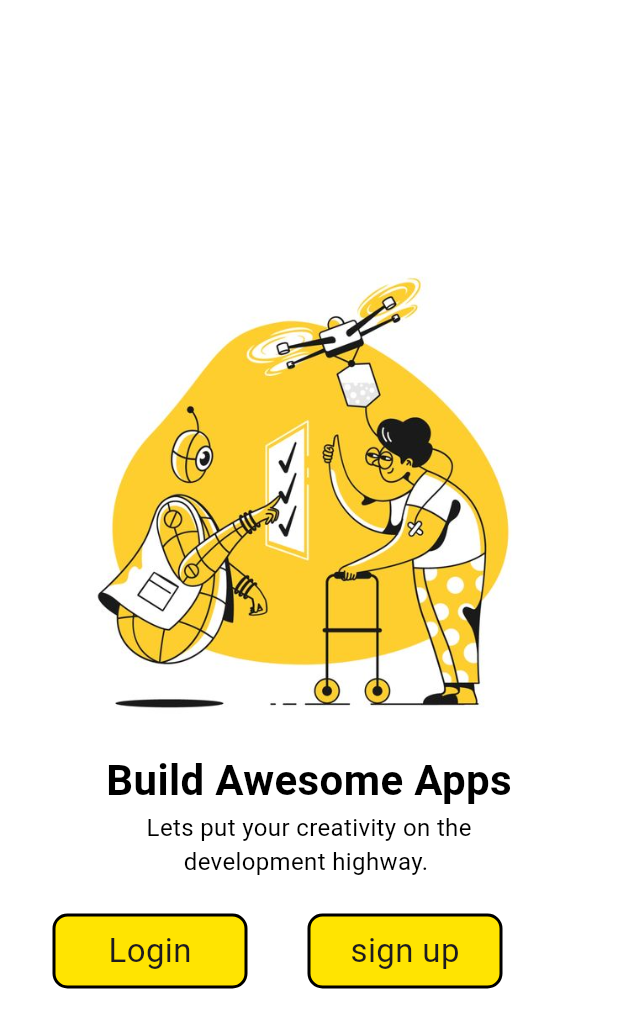
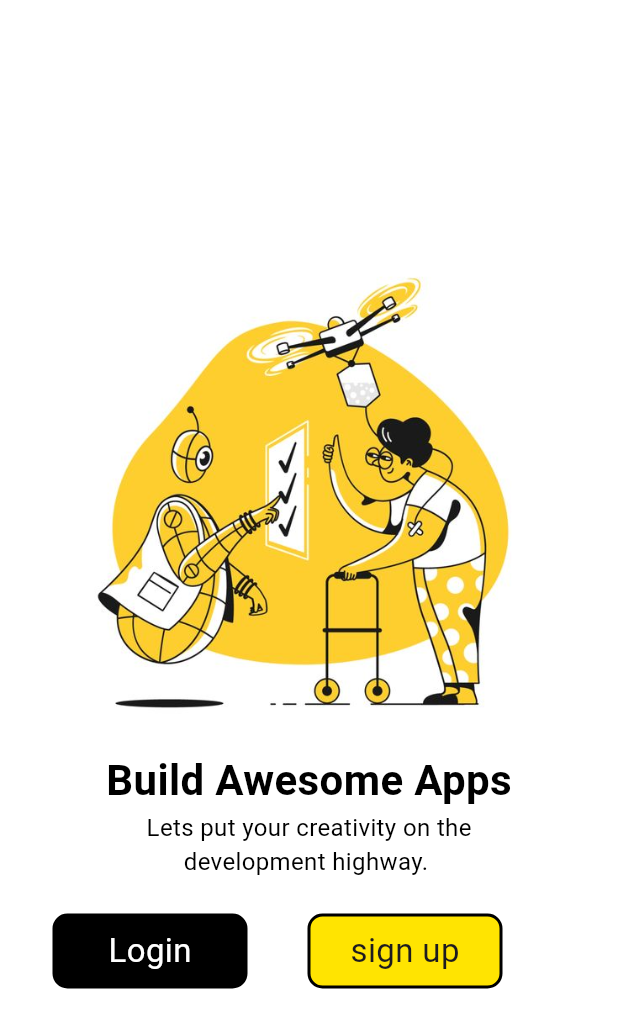
Before and after one commit to Krupaparmar30/resume_app_daily_task, a Flutter app: the loginPage screen opened directly, on a phone screen of 412 x 824 dp. Shown: the top 1028 px of the screen. Run offline on Flutter 3.47's test engine with Material 3 defaults, Android fonts, the phone set to English and light mode, and no system bars; our stand-ins replace image_picker.

Commit message:
9/5/24 krupa 10/5/24 11/5/24 11-5-24 15/5/24 15-5-24 15--5--24 16/5/24

```diff
--- a/lib/screens/login_screen/login_page.dart
+++ b/lib/screens/login_screen/login_page.dart
@@ -71,11 +71,11 @@ class _loginPageState extends State<loginPage> {
                                         height: 50,
                                         width: 130,
                                         decoration: BoxDecoration(
-                                          color: Color(0xffffe401),
+                                          color: Colors.black,
                                           borderRadius: BorderRadius.circular(10),
                                           border: Border.all(color: Colors.black,width: 2)
                                         ),
-                                        child: Center(child: Text('Login',style: TextStyle(fontSize: 22),)),
+                                        child: Center(child: Text('Login',style: TextStyle(fontSize: 22,color: Colors.white),)),
                                       ),
                                     ),
 
--- a/lib/utils/routes.dart
+++ b/lib/utils/routes.dart
@@ -28,8 +28,8 @@ class AppRoutes{
 
 
      //todo - login pages
-    // '/':(context)=>loginPage(),
-    // '/login2':(context)=>loginScreen(),
+    '/':(context)=>loginPage(),
+    '/login2':(context)=>loginScreen(),
 
 
     //todo - google_email_password_verificatioin_pages
@@ -43,6 +43,6 @@ class AppRoutes{
     // '/':(context)=>snekbarPage(),
 
 
-   '/':(context)=>imagepickerPage(),
+   // '/':(context)=>imagepickerPage(),
   };
 }
```
